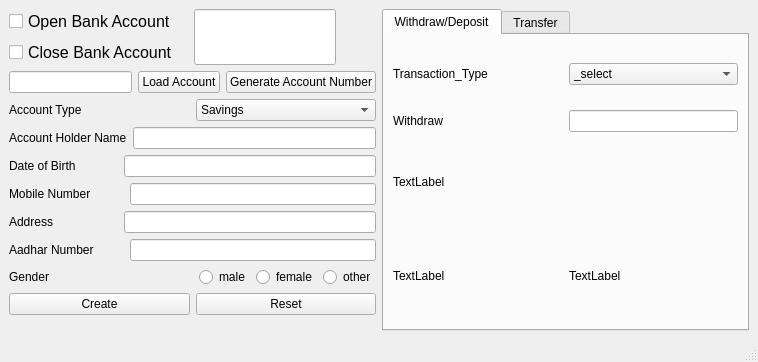
This is __ui/digitalbankUI.ui in kiransurendra/digital_bank as Qt 5 draws it before an edit. The edited form follows.
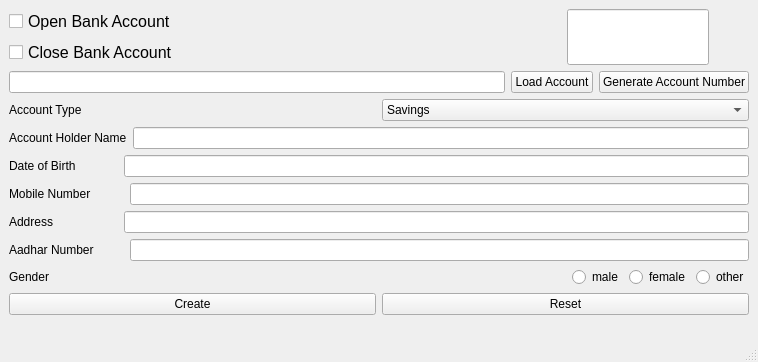
This is the edited form.

What changed in the file:
```diff
--- a/__ui/digitalbankUI.ui
+++ b/__ui/digitalbankUI.ui
@@ -368,143 +368,7 @@
        </layout>
       </item>
       <item>
-       <layout class="QVBoxLayout" name="verticalLayout">
-        <item>
-         <widget class="QTabWidget" name="tabWidget">
-          <property name="currentIndex">
-           <number>0</number>
-          </property>
-          <widget class="QWidget" name="tab">
-           <attribute name="title">
-            <string>Withdraw/Deposit</string>
-           </attribute>
-           <layout class="QGridLayout" name="gridLayout_2">
-            <item row="0" column="1">
-             <layout class="QVBoxLayout" name="verticalLayout_4">
-              <item>
-               <layout class="QHBoxLayout" name="horizontalLayout_13">
-                <item>
-                 <widget class="QLabel" name="transaction_type_label">
-                  <property name="text">
-                   <string>Transaction_Type</string>
-                  </property>
-                 </widget>
-                </item>
-                <item>
-                 <spacer name="with_draw_transferhorizontalSpacer">
-                  <property name="orientation">
-                   <enum>Qt::Horizontal</enum>
-                  </property>
-                  <property name="sizeType">
-                   <enum>QSizePolicy::Maximum</enum>
-                  </property>
-                  <property name="sizeHint" stdset="0">
-                   <size>
-                    <width>0</width>
-                    <height>60</height>
-                   </size>
-                  </property>
-                 </spacer>
-                </item>
-                <item>
-                 <widget class="QComboBox" name="Transaction_type_comboBox">
-                  <property name="enabled">
-                   <bool>true</bool>
-                  </property>
-                  <item>
-                   <property name="text">
-                    <string>_select</string>
-                   </property>
-                  </item>
-                  <item>
-                   <property name="text">
-                    <string>withdraw</string>
-                   </property>
-                  </item>
-                  <item>
-                   <property name="text">
-                    <string>Deposit</string>
-                   </property>
-                  </item>
-                 </widget>
-                </item>
-               </layout>
-              </item>
-              <item>
-               <layout class="QHBoxLayout" name="horizontalLayout_12">
-                <item>
-                 <widget class="QLabel" name="with_draw_label">
-                  <property name="text">
-                   <string>Withdraw</string>
-                  </property>
-                 </widget>
-                </item>
-                <item>
-                 <spacer name="horizontalSpacer_8">
-                  <property name="orientation">
-                   <enum>Qt::Horizontal</enum>
-                  </property>
-                  <property name="sizeType">
-                   <enum>QSizePolicy::Preferred</enum>
-                  </property>
-                  <property name="sizeHint" stdset="0">
-                   <size>
-                    <width>120</width>
-                    <height>20</height>
-                   </size>
-                  </property>
-                 </spacer>
-                </item>
-                <item>
-                 <widget class="QLineEdit" name="with_draw_lineEdit"/>
-                </item>
-               </layout>
-              </item>
-              <item>
-               <layout class="QHBoxLayout" name="horizontalLayout_16">
-                <item>
-                 <layout class="QVBoxLayout" name="verticalLayout_5">
-                  <item>
-                   <widget class="QLabel" name="label">
-                    <property name="text">
-                     <string>TextLabel</string>
-                    </property>
-                   </widget>
-                  </item>
-                 </layout>
-                </item>
-               </layout>
-              </item>
-              <item>
-               <layout class="QHBoxLayout" name="horizontalLayout_15">
-                <item>
-                 <widget class="QLabel" name="account_label">
-                  <property name="text">
-                   <string>TextLabel</string>
-                  </property>
-                 </widget>
-                </item>
-                <item>
-                 <widget class="QLabel" name="label_2">
-                  <property name="text">
-                   <string>TextLabel</string>
-                  </property>
-                 </widget>
-                </item>
-               </layout>
-              </item>
-             </layout>
-            </item>
-           </layout>
-          </widget>
-          <widget class="QWidget" name="tab_2">
-           <attribute name="title">
-            <string>Transfer</string>
-           </attribute>
-          </widget>
-         </widget>
-        </item>
-       </layout>
+       <layout class="QVBoxLayout" name="verticalLayout"/>
       </item>
      </layout>
     </item>
```
